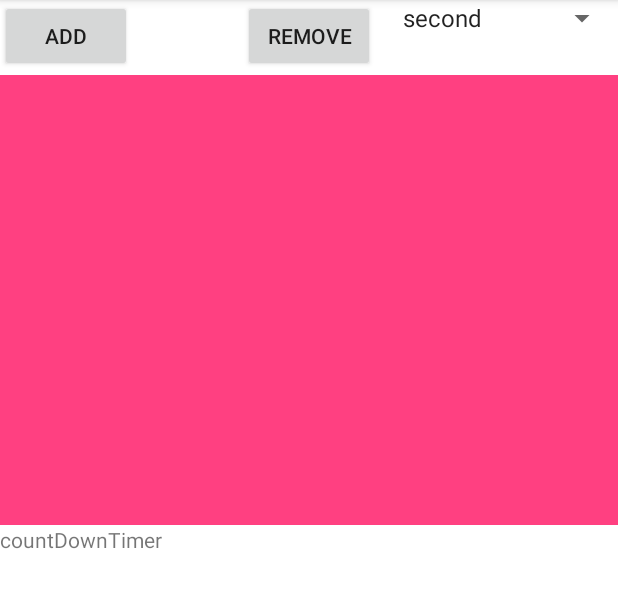
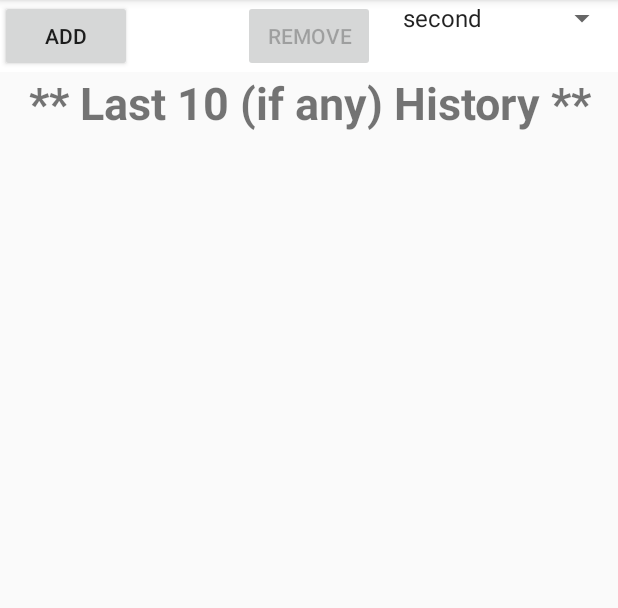
Before and after one commit to uddhavgautam/StopWatch, an Android app: the screen it shows after launch (MainActivity), on a phone screen of 412 x 824 dp, the part 84-692 px from its top. Run offline under Robolectric (Android 15) with nearby library versions, the phone set to English and light mode, and no system bars.

```diff
--- a/app/src/main/java/com/example/uddhav/stopwatch/Controller/RecyclerViewAdapter/StopWatchHistoryAdapter.java
+++ b/app/src/main/java/com/example/uddhav/stopwatch/Controller/RecyclerViewAdapter/StopWatchHistoryAdapter.java
@@ -2,12 +2,12 @@ package com.example.uddhav.stopwatch.Controller.RecyclerViewAdapter;
 
 import android.content.Context;
 import android.support.v7.widget.RecyclerView;
+import android.util.Log;
 import android.view.LayoutInflater;
 import android.view.View;
 import android.view.ViewGroup;
 import android.widget.TextView;
 
-import com.example.uddhav.stopwatch.Model.POJO.StopWatch;
 import com.example.uddhav.stopwatch.Model.POJO.StopWatchHistory;
 import com.example.uddhav.stopwatch.R;
 
@@ -19,8 +19,8 @@ import java.util.List;
  */
 
 public class StopWatchHistoryAdapter extends RecyclerView.Adapter<StopWatchHistoryAdapter.StopWatchHistoryViewHolder> {
-    private static final String TAG = "StopWatchAdapter";
-    List<StopWatchHistory> stopWatchHistoryList = Collections.emptyList(); //returns immutable empty list
+    private static final String TAG = "StopWatchHistoryAdapter";
+    public static List<StopWatchHistory> stopWatchHistoryList = Collections.emptyList(); //returns immutable empty list
     Context context;
 
     public StopWatchHistoryAdapter(List<StopWatchHistory> stopWatchHistoryList, Context stopWatchHistoryContext) {
@@ -40,9 +40,11 @@ public class StopWatchHistoryAdapter extends RecyclerView.Adapter<StopWatchHisto
 
     @Override
     public void onBindViewHolder(StopWatchHistoryViewHolder holder, int position) {
+        int lastValue = stopWatchHistoryList.size() - 1;
+        Log.i("history ", lastValue + "");
 
+        holder.geHistoryTextView().setText(stopWatchHistoryList.get(position).getHistory());
     }
-
 
     @Override
     public void onAttachedToRecyclerView(RecyclerView recyclerView) {
@@ -73,7 +75,7 @@ public class StopWatchHistoryAdapter extends RecyclerView.Adapter<StopWatchHisto
     }
 
     // Remove a RecyclerView item containing a specified Data object
-    public void remove(StopWatch data) {
+    public void remove(StopWatchHistory data) {
         int position = stopWatchHistoryList.indexOf(data);
         stopWatchHistoryList.remove(position);
         notifyItemRemoved(position);
@@ -91,12 +93,11 @@ public class StopWatchHistoryAdapter extends RecyclerView.Adapter<StopWatchHisto
     }
 
     public static class StopWatchHistoryViewHolder extends RecyclerView.ViewHolder { //can be as separate class
-        public TextView historyTextView;
-        StopWatchHistoryAdapter stopWatchAdapter = new StopWatchHistoryAdapter();
+        public static TextView historyTextView;
 
         public StopWatchHistoryViewHolder(View v) {
             super(v);
-            historyTextView = v.findViewById(R.id.dataTextView);
+            historyTextView = v.findViewById(R.id.historyTextView);
 
         }
 
@@ -104,6 +105,7 @@ public class StopWatchHistoryAdapter extends RecyclerView.Adapter<StopWatchHisto
             return historyTextView;
         }
 
+
     }
 
 }
--- /dev/null
+++ b/app/src/main/java/com/example/uddhav/stopwatch/Controller/Utilities/MySQLiteHelper.java
@@ -0,0 +1,180 @@
+package com.example.uddhav.stopwatch.Controller.Utilities;
+
+import android.content.ContentValues;
+import android.content.Context;
+import android.database.Cursor;
+import android.database.DatabaseErrorHandler;
+import android.database.sqlite.SQLiteDatabase;
+import android.database.sqlite.SQLiteOpenHelper;
+
+import com.example.uddhav.stopwatch.Model.POJO.StopWatch;
+
+import java.util.ArrayList;
+import java.util.List;
+
+/**
+ * Created by uddhav on 8/7/17.
+ */
+
+public class MySQLiteHelper extends SQLiteOpenHelper { //CRUD operation
+
+    public static final String TABLE_NAME = "stopWatch";
+    public static final String COLUMN_ID = "_id";
+    public static final String COLUMN_USER_NAME = "_user";
+    public static final String COLUMN_TIME_VALUE = "timevalue";
+    private static final String DATABASE_NAME = "stopwatch.db";
+    private static final int DATABASE_VERSION = 1;
+
+    // Database creation sql statement
+    private static final String DATABASE_CREATE = "create table if not exists "
+            + TABLE_NAME + "( " + COLUMN_ID
+            + " integer primary key autoincrement, " + COLUMN_USER_NAME
+            + " text not null, " + COLUMN_TIME_VALUE
+            + " text not null);";
+
+    private static final String DATABASE_DELETE =
+            "drop table if exists " + TABLE_NAME;
+
+    public MySQLiteHelper(Context context) {
+        super(context, DATABASE_NAME, null, DATABASE_VERSION);
+    }
+
+    public MySQLiteHelper(Context context, String name, SQLiteDatabase.CursorFactory factory, int version) {
+        super(context, name, factory, version);
+    }
+
+    public MySQLiteHelper(Context context, String name, SQLiteDatabase.CursorFactory factory, int version, DatabaseErrorHandler errorHandler) {
+        super(context, name, factory, version, errorHandler);
+    }
+
+    @Override
+    public String getDatabaseName() {
+        return super.getDatabaseName();
+    }
+
+    @Override
+    public void setWriteAheadLoggingEnabled(boolean enabled) {
+        super.setWriteAheadLoggingEnabled(enabled);
+    }
+
+    @Override
+    public SQLiteDatabase getWritableDatabase() {
+        return super.getWritableDatabase();
+    }
+
+    @Override
+    public SQLiteDatabase getReadableDatabase() {
+        return super.getReadableDatabase();
+    }
+
+    @Override
+    public synchronized void close() {
+        super.close();
+    }
+
+    @Override
+    public void onConfigure(SQLiteDatabase db) {
+        super.onConfigure(db);
+    }
+
+    @Override
+    public void onDowngrade(SQLiteDatabase db, int oldVersion, int newVersion) {
+        super.onDowngrade(db, oldVersion, newVersion);
+    }
+
+    @Override
+    public void onOpen(SQLiteDatabase db) {
+        super.onOpen(db);
+    }
+
+    //create
+    @Override
+    public void onCreate(SQLiteDatabase sqLiteDatabase) {
+        sqLiteDatabase.execSQL(DATABASE_CREATE);
+    }
+
+    @Override
+    public void onUpgrade(SQLiteDatabase sqLiteDatabase, int oldVersion, int newVersion) {
+        sqLiteDatabase.execSQL("drop table if exists " + TABLE_NAME);
+        onCreate(sqLiteDatabase);
+    }
+
+
+    //delete
+    public void deleteDB(SQLiteDatabase sqLiteDatabase) {
+        sqLiteDatabase.execSQL(DATABASE_DELETE);
+    }
+
+
+    //add a StopWatch record in table
+    public void addStopWatch(StopWatch stopWatch) {
+        if (getStopWatchesCount() == 10) {
+            SQLiteDatabase sqLiteDatabase = this.getWritableDatabase();
+            ContentValues values = new ContentValues();
+            values.put(COLUMN_USER_NAME, stopWatch.getUser());
+            values.put(COLUMN_TIME_VALUE, stopWatch.getTotalTime());
+            sqLiteDatabase.insert(TABLE_NAME, null, values);
+//            sqLiteDatabase.close(); // Closing database connection
+            deleteStopWatch();
+            return;
+        }
+
+        SQLiteDatabase sqLiteDatabase = this.getWritableDatabase();
+        ContentValues values = new ContentValues();
+        values.put(COLUMN_USER_NAME, stopWatch.getUser());
+        values.put(COLUMN_TIME_VALUE, stopWatch.getTotalTime());
+        sqLiteDatabase.insert(TABLE_NAME, null, values);
+//        sqLiteDatabase.close(); // Closing database connection
+        deleteStopWatch();
+    }
+
+    public int getStopWatchesCount() {
+        int count;
+        String countQuery = "SELECT * FROM " + TABLE_NAME;
+        SQLiteDatabase sqLiteDatabase = this.getReadableDatabase();
+        Cursor cursor = sqLiteDatabase.rawQuery(countQuery, null);
+        count = cursor.getCount();
+//        cursor.close();
+        return cursor.getCount();
+    }
+
+    public void deleteStopWatch() { //always delete first record, which is the oldest one
+        SQLiteDatabase sqLiteDatabase = this.getWritableDatabase();
+        sqLiteDatabase.delete(TABLE_NAME, COLUMN_ID + " = ?",
+                new String[]{String.valueOf(1)});
+//        sqLiteDatabase.close();
+    }
+
+    //read all StopWatch and show each StopWatch in each row of StopWatchHistoryFragment's recyclerview.
+    public List<StopWatch> getAllStopWatch() { //always returns latest 10 records
+        List<StopWatch> StopWatchList = new ArrayList<StopWatch>();
+
+        String selectQuery1 = "delete\n" +
+                "from " + TABLE_NAME + "\n" +
+                "where " + COLUMN_ID + " not in (\n" +
+                "    select " + COLUMN_ID + "\n" +
+                "    from " + TABLE_NAME + "\n" +
+                "    order by " + COLUMN_ID + " desc\n" +
+                "    limit 10\n" +
+                ")";
+
+        SQLiteDatabase sqLiteDatabase1 = this.getWritableDatabase();
+        Cursor cursor1 = sqLiteDatabase1.rawQuery(selectQuery1, null);
+
+
+        String selectQuery = "select * from " + TABLE_NAME;
+        SQLiteDatabase sqLiteDatabase = this.getWritableDatabase();
+        Cursor cursor = sqLiteDatabase.rawQuery(selectQuery, null);
+        if (cursor.moveToFirst()) {
+            do {
+                StopWatch stopWatch = new StopWatch();
+                stopWatch.setUser(cursor.getString(1));
+                stopWatch.setTotalTime(cursor.getString(2));
+                StopWatchList.add(stopWatch);
+            } while (cursor.moveToNext());
+        }
+        return StopWatchList;
+    }
+
+
+}
--- a/app/src/main/java/com/example/uddhav/stopwatch/Model/POJO/StopWatchHistory.java
+++ b/app/src/main/java/com/example/uddhav/stopwatch/Model/POJO/StopWatchHistory.java
@@ -6,6 +6,9 @@ package com.example.uddhav.stopwatch.Model.POJO;
 
 public class StopWatchHistory {
     private String history;
+
+    public StopWatchHistory() {
+    }
 
     public StopWatchHistory(String history) {
         this.history = history;
--- a/app/src/main/java/com/example/uddhav/stopwatch/View/Fragment/StopWatchAddRemoveFragment.java
+++ b/app/src/main/java/com/example/uddhav/stopwatch/View/Fragment/StopWatchAddRemoveFragment.java
@@ -16,7 +16,9 @@ import android.widget.Button;
 import android.widget.EditText;
 import android.widget.Spinner;
 
+import com.example.uddhav.stopwatch.Controller.Utilities.MySQLiteHelper;
 import com.example.uddhav.stopwatch.Model.POJO.StopWatch;
+import com.example.uddhav.stopwatch.Model.POJO.StopWatchHistory;
 import com.example.uddhav.stopwatch.R;
 
 import static android.content.ContentValues.TAG;
@@ -24,12 +26,13 @@ import static android.content.ContentValues.TAG;
 public class StopWatchAddRemoveFragment extends Fragment implements View.OnClickListener {
 
     public static int addCount = 0, removeCount = 0;
-    public CountDownTimer countDownTimer;
-    private Button addBtn, removeBtn;
+    public static CountDownTimer countDownTimer;
+    public static long lastSavedTime;
+    private Button addBtn, removeBtn, toggleBtn;
     private Spinner spinner;
     private String mUserName; /* below TextWatcher makes user can't have null mUserName */
     private long totalTime = 0;
-    private StopWatch stopWatch = new StopWatch();
+    private StopWatch stopWatch;
 
     @Override
     public void onCreate(@Nullable Bundle savedInstanceState) {
@@ -48,12 +51,17 @@ public class StopWatchAddRemoveFragment extends Fragment implements View.OnClick
         removeBtn = rootView.findViewById(R.id.removeBtnSWAR);
         spinner = rootView.findViewById(R.id.spinnerSWAR);
 
+
         //set up the click listener
 
         //Add button click creates new Instance of StopWatch. Every StopWatch is associated with the user
         // We should ask to input username on Add Button click.
         addBtn.setOnClickListener(this);
         addBtn.setOnClickListener(this);
+
+        removeBtn.setOnClickListener(this);
+        removeBtn.setOnClickListener(this);
+        removeBtn.setEnabled(false);
 
         return rootView;
     }
@@ -62,9 +70,23 @@ public class StopWatchAddRemoveFragment extends Fragment implements View.OnClick
     @Override
     public void onClick(View view) {
         if (view.getId() == addBtn.getId()) {
+            removeBtn.setEnabled(true);
             mUserName = promptUsername(); //prompt username from user and add it
         } else if (view.getId() == removeBtn.getId()) {
-//            StopWatchFragment.stopWatchAdapter.
+            //new database added. We have to reflect it in StopWatchHistoryFragment
+            StopWatchHistory stopWatchHistory;
+            StopWatchAddRemoveFragment.countDownTimer.cancel();
+            if (spinner.getSelectedItem().toString().matches("second")) {
+                stopWatchHistory = new StopWatchHistory(lastSavedTime + " seconds for " + mUserName);
+            } else {
+                stopWatchHistory = new StopWatchHistory(lastSavedTime + " milli-seconds for " + mUserName);
+            }
+            StopWatchHistoryFragment.stopWatchHistoryAdapter.insert(0, stopWatchHistory);
+            StopWatchFragment.stopWatchAdapter.remove();
+            removeBtn.setEnabled(false);
+            addBtn.setEnabled(true);
+            spinner.setEnabled(true);
+            addCount--;
         } else {
             //do nothing
         }
@@ -132,6 +154,9 @@ public class StopWatchAddRemoveFragment extends Fragment implements View.OnClick
 
         // show it
         alertDialog.show();
+        addBtn.setEnabled(false);
+        spinner.setEnabled(false);
+
         return mUserName;
 
     }
@@ -142,7 +167,8 @@ public class StopWatchAddRemoveFragment extends Fragment implements View.OnClick
         Log.i("time", totalTime + "");
         Log.i("size", totalTime + "");
 
-        StopWatchFragment.stopWatchAdapter.insert(size, new StopWatch(totalTime, mUserName)); //start always from zero, and inputted userName
+        stopWatch = new StopWatch(totalTime + "", mUserName);
+        StopWatchFragment.stopWatchAdapter.insert(size, stopWatch); //start always from zero, and inputted userName
 
 
         if (spinner.getSelectedItem().toString().matches("second")) {
@@ -152,6 +178,7 @@ public class StopWatchAddRemoveFragment extends Fragment implements View.OnClick
                     totalTime = l;
                     //just update time textview of row
                     long value = (1000000000 - totalTime) / 1000;
+                    lastSavedTime = value;
                     StopWatchFragment.stopWatchAdapter.doPartialUpdate(size, value);
                 }
 
@@ -167,6 +194,7 @@ public class StopWatchAddRemoveFragment extends Fragment implements View.OnClick
                     totalTime = l;
                     //just update time textview of row
                     long value = 1000000000 - totalTime;
+                    lastSavedTime = value;
                     StopWatchFragment.stopWatchAdapter.doPartialUpdate(size, value);
                 }
 
@@ -176,6 +204,25 @@ public class StopWatchAddRemoveFragment extends Fragment implements View.OnClick
                 }
             }.start();
         }
+
+
+        //save StopWatch instance in database
+        if (spinner.getSelectedItem().toString().matches("second")) {
+            stopWatch = new StopWatch(lastSavedTime + " seconds", mUserName); //updated StopWatch
+
+            //String: timeValue in second
+            MySQLiteHelper mySQLiteHelper = new MySQLiteHelper(getActivity().getApplicationContext());
+            mySQLiteHelper.addStopWatch(stopWatch);
+
+        } else {
+            //String: timeValue in milli-second
+
+            stopWatch = new StopWatch(lastSavedTime + " milli-seconds", mUserName); //updated StopWatch
+
+            MySQLiteHelper mySQLiteHelper = new MySQLiteHelper(getActivity().getApplicationContext());
+            mySQLiteHelper.addStopWatch(stopWatch);
+        }
+
         addCount++;
         return totalTime;
     }
--- a/app/src/main/java/com/example/uddhav/stopwatch/View/Fragment/StopWatchHistoryFragment.java
+++ b/app/src/main/java/com/example/uddhav/stopwatch/View/Fragment/StopWatchHistoryFragment.java
@@ -10,6 +10,8 @@ import android.view.View;
 import android.view.ViewGroup;
 
 import com.example.uddhav.stopwatch.Controller.RecyclerViewAdapter.StopWatchHistoryAdapter;
+import com.example.uddhav.stopwatch.Controller.Utilities.MySQLiteHelper;
+import com.example.uddhav.stopwatch.Model.POJO.StopWatch;
 import com.example.uddhav.stopwatch.Model.POJO.StopWatchHistory;
 import com.example.uddhav.stopwatch.R;
 
@@ -28,12 +30,6 @@ public class StopWatchHistoryFragment extends Fragment {
     public void onCreate(Bundle savedInstanceState) {
         super.onCreate(savedInstanceState);
         stopWatchHistoryList = new ArrayList<>();
-        stopWatchHistoryList = initDataset();
-    }
-
-    private List<StopWatchHistory> initDataset() {
-        stopWatchHistoryList.add(new StopWatchHistory("user1 ran for 45 seconds!"));
-        return stopWatchHistoryList;
     }
 
     //draw the fragment (Create GUI of fragment)
@@ -52,7 +48,6 @@ public class StopWatchHistoryFragment extends Fragment {
         stopWatchHistoryAdapter = new StopWatchHistoryAdapter(stopWatchHistoryList, stopWatchHistoryContext);
         stopWatchHistoryRecyclerView.setAdapter(stopWatchHistoryAdapter); //now Adapter's activity starts
 
-
         return rootView;
     }
 
@@ -60,6 +55,13 @@ public class StopWatchHistoryFragment extends Fragment {
     public void onStart() { //onStart comes after onCreateView() callback
         super.onStart();
 
+        //fetch all StopWatch data from database
+        MySQLiteHelper mySQLiteHelper = new MySQLiteHelper(getActivity().getApplicationContext());
+        List<StopWatch> fetchedData = mySQLiteHelper.getAllStopWatch();
+        int i = 0;
+        for (StopWatch stopWatch : fetchedData) {
+            StopWatchHistoryFragment.stopWatchHistoryAdapter.insert(i, new StopWatchHistory(stopWatch.getTotalTime() + " for " + stopWatch.getUser()));
+        }
     }
 
     @Override
--- a/app/src/main/res/layout/activity_main.xml
+++ b/app/src/main/res/layout/activity_main.xml
@@ -3,15 +3,15 @@
     xmlns:app="http://schemas.android.com/apk/res-auto"
     xmlns:tools="http://schemas.android.com/tools"
     android:layout_width="match_parent"
-    android:layout_height="wrap_content"
+    android:layout_height="match_parent"
+    android:layout_weight="1"
     android:orientation="vertical">
 
 
     <FrameLayout xmlns:android="http://schemas.android.com/apk/res/android"
         android:id="@+id/stopWatchAdderRemoverLayoutFrag"
         android:layout_width="match_parent"
-        android:layout_height="50dp"
-        android:layout_weight="1"
+        android:layout_height="wrap_content"
         android:background="@android:color/white"
         android:orientation="vertical"
         android:visibility="visible"
@@ -26,8 +26,7 @@
     <FrameLayout xmlns:android="http://schemas.android.com/apk/res/android"
         android:id="@+id/stopWatchLayoutFrag"
         android:layout_width="match_parent"
-        android:layout_height="300dp"
-        android:layout_weight="4"
+        android:layout_height="wrap_content"
         android:background="@android:color/white"
         android:orientation="vertical"
         android:visibility="visible"
@@ -37,14 +36,26 @@
         app:layout_constraintRight_toRightOf="parent"
         app:layout_constraintTop_toTopOf="parent"
         app:layout_constraintVertical_bias="0.0"
-        tools:layout_editor_absoluteX="-1dp"></FrameLayout>
+        tools:layout_editor_absoluteX="-1dp">
+
+
+    </FrameLayout>
+
+    <TextView
+        android:id="@+id/HistoryTextInfoTextView"
+        android:layout_width="match_parent"
+        android:layout_height="wrap_content"
+        android:gravity="center"
+        android:text="** Last 10 (if any) History **"
+        android:textSize="30sp"
+        android:textStyle="bold" />
 
     <FrameLayout xmlns:android="http://schemas.android.com/apk/res/android"
         android:id="@+id/stopWatchHistoryLayoutFrag"
         android:layout_width="match_parent"
-        android:layout_height="100dp"
-        android:layout_weight="2"
-        android:background="@android:color/white"
+        android:layout_height="0dp"
+        android:layout_weight="1"
+        android:background="@android:color/transparent"
         android:orientation="vertical"
         android:visibility="visible"
         app:layout_constraintBottom_toBottomOf="parent"
--- a/app/src/main/res/layout/fragment_stop_watch_history.xml
+++ b/app/src/main/res/layout/fragment_stop_watch_history.xml
@@ -2,13 +2,14 @@
 <LinearLayout xmlns:android="http://schemas.android.com/apk/res/android"
     android:id="@+id/stopWatchHistoryFrag"
     android:layout_width="match_parent"
-    android:layout_height="wrap_content"
+    android:layout_height="match_parent"
     android:orientation="vertical">
 
     <android.support.v7.widget.RecyclerView
         android:id="@+id/recyclerViewHistory"
         android:layout_width="match_parent"
-        android:layout_height="wrap_content"
+        android:layout_height="0dp"
+        android:layout_weight="1"
         android:orientation="vertical"
         android:scrollbars="vertical">
 
--- a/app/src/main/res/layout/row_for_stopwatch_history_recyclerview.xml
+++ b/app/src/main/res/layout/row_for_stopwatch_history_recyclerview.xml
@@ -1,17 +1,22 @@
 <?xml version="1.0" encoding="utf-8"?>
 <LinearLayout xmlns:android="http://schemas.android.com/apk/res/android"
+    xmlns:tools="http://schemas.android.com/tools"
     android:id="@+id/rowStopWatchHistoryRecyclerView"
     android:layout_width="match_parent"
-    android:layout_height="match_parent"
-    android:orientation="horizontal">
+    android:layout_height="wrap_content"
+    android:layout_margin="1dp"
+    android:background="?android:attr/textColorHighlightInverse"
+    android:orientation="horizontal"
+    android:visibility="visible">
 
 
     <TextView
         android:id="@+id/historyTextView"
-        android:layout_width="0dp"
-        android:layout_height="wrap_content"
-        android:layout_weight="1"
-        android:text="countDownTimer" />
+        android:layout_width="match_parent"
+        android:layout_height="40dp"
+        android:gravity="center"
+        android:text="@string/countdowntimer"
+        tools:ignore="Suspicious0dp" />
 
 
 </LinearLayout>
--- a/app/src/main/res/values/strings.xml
+++ b/app/src/main/res/values/strings.xml
@@ -3,6 +3,7 @@
 
     <!-- TODO: Remove or change this placeholder text -->
     <string name="hello_blank_fragment">Hello blank fragment</string>
+    <string name="countdowntimer">countDownTimer</string>
     <string-array name="choice_entries">
         <item>second</item>
         <item>milli-second</item>
```
Also changed, not shown: app/src/main/java/com/example/uddhav/stopwatch/Controller/RecyclerViewAdapter/StopWatchAdapter.java (+31 -3 lines), app/src/main/java/com/example/uddhav/stopwatch/Controller/Utilities/App.java (added, +19 -0 lines), app/src/main/java/com/example/uddhav/stopwatch/Controller/Utilities/Util.java (deleted, +0 -9 lines), app/src/main/java/com/example/uddhav/stopwatch/Model/POJO/StopWatch.java (+5 -4 lines).
